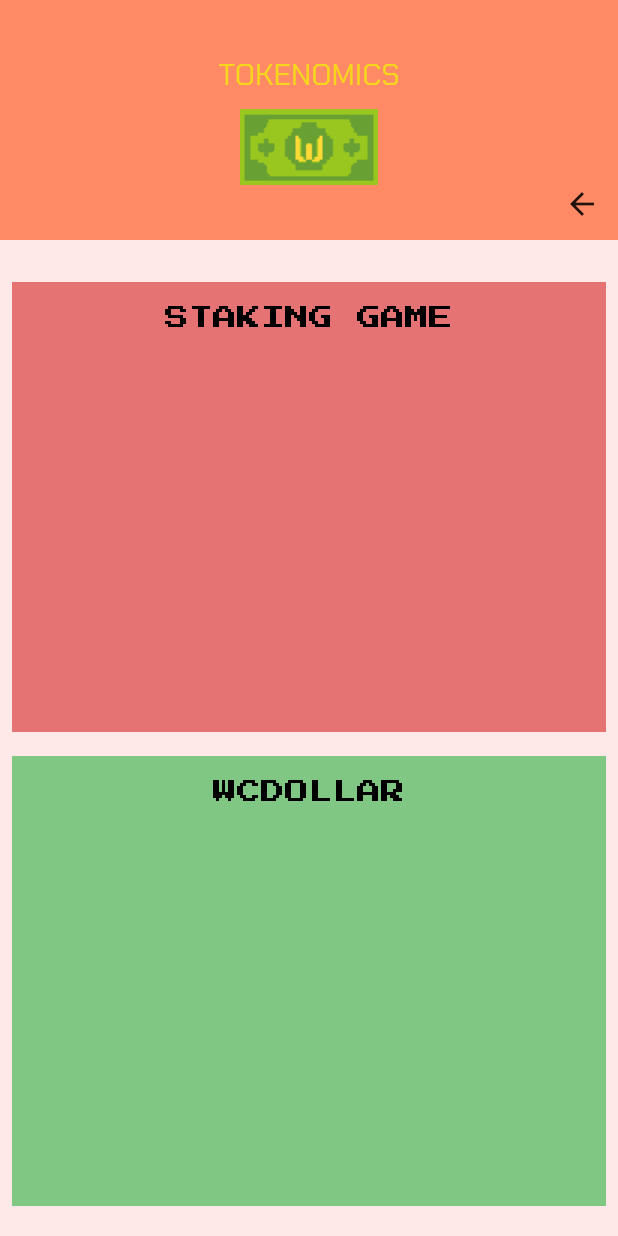
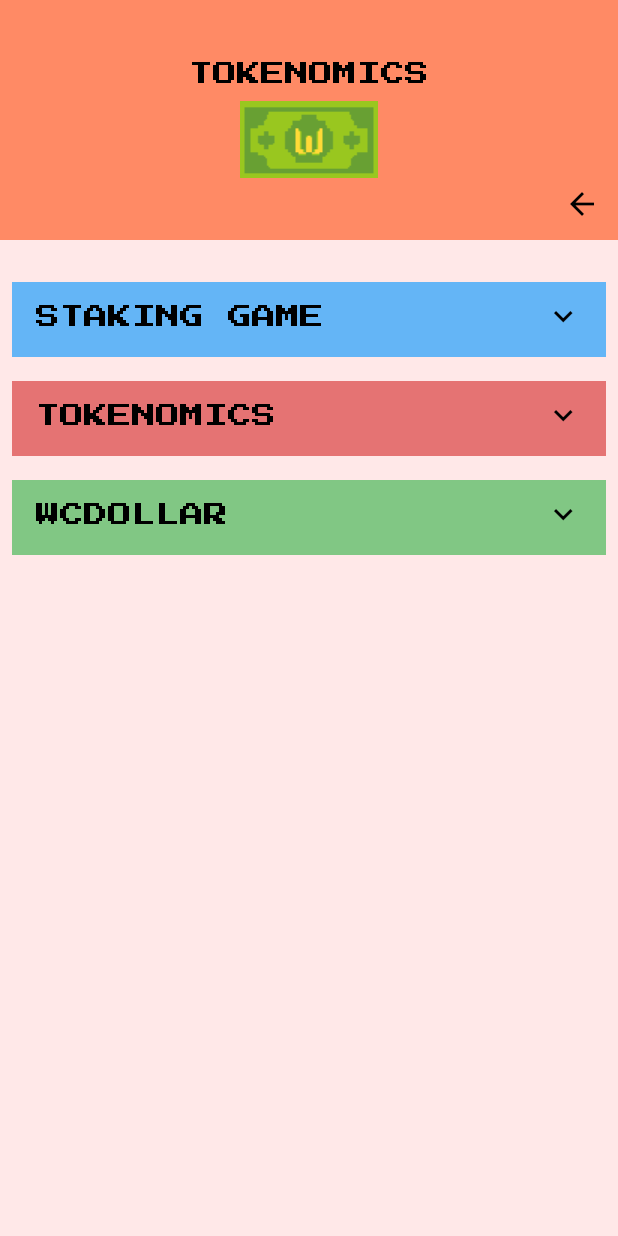
Before and after one commit to akovalyo/wcdonalds_app, a Flutter app: the TokenomicsPage screen opened by its route, on a phone screen of 412 x 824 dp. Run offline on Flutter 3.47's test engine with Material 2 defaults, Android fonts, the phone set to English and light mode, and no system bars; our stand-ins replace go_router, google_fonts, package_info_plus, shared_preferences, transparent_image, webview_flutter; accounts and stored records are empty; network calls fail.

Commit message:
Add ExpandableContainer

```diff
--- a/lib/pages/headers/hero_header.dart
+++ b/lib/pages/headers/hero_header.dart
@@ -35,7 +35,10 @@ class HeroHeader extends StatelessWidget {
                     ? Align(
                         alignment: Alignment.bottomRight,
                         child: IconButton(
-                          icon: const Icon(Icons.arrow_back),
+                          icon: const Icon(
+                            Icons.arrow_back,
+                            color: Colors.black,
+                          ),
                           onPressed: onTap,
                         ),
                       )
@@ -45,7 +48,11 @@ class HeroHeader extends StatelessWidget {
                   children: [
                     Text(title,
                         style: TextStyle(
-                          color: Theme.of(context).colorScheme.secondary,
+                          fontFamily:
+                              Theme.of(context).textTheme.headline4?.fontFamily,
+                          fontSize:
+                              Theme.of(context).textTheme.headline4?.fontSize,
+                          color: Colors.black,
                         )),
                     const SizedBox(height: 10),
                     Image(
--- a/lib/pages/tokenomics_page.dart
+++ b/lib/pages/tokenomics_page.dart
@@ -6,6 +6,8 @@ import '../widgets/wc_drawer.dart';
 import 'headers/hero_header.dart';
 import '../navigation/routes.dart';
 import '../widgets/wc_bar.dart';
+import 'widgets/expandable_container.dart';
+import 'widgets/tokenomics_title_widget.dart';
 
 class TokenomicsPage extends StatelessWidget {
   const TokenomicsPage({Key? key}) : super(key: key);
@@ -40,42 +42,40 @@ class TokenomicsPage extends StatelessWidget {
                 children: [
                   Column(
                     mainAxisAlignment: MainAxisAlignment.center,
-                    children: [
-                      const SizedBox(
+                    children: const [
+                      SizedBox(
                         height: 20,
                       ),
                       Padding(
-                        padding: const EdgeInsets.all(8.0),
-                        child: Container(
-                          width: 400,
-                          height: 300,
-                          color: Colors.red[300],
-                          padding: const EdgeInsets.all(16),
-                          child: Column(
-                            children: [
-                              Text(
-                                'STAKING GAME',
-                                style: Theme.of(context).textTheme.headline3,
-                              ),
-                            ],
-                          ),
+                        padding: EdgeInsets.all(8.0),
+                        child: ExpandableContainer(
+                          titleWidget:
+                              TokenomicsTitleWidget(title: 'STAKING GAME'),
+                          expandedHeight: 500,
+                          color: Color(0xFF64B5F6),
+                          child: Text(
+                              'jhdsfjghkdfjshgkj fkjkjk kjdfkgjsdkf jdkg jkdjgskdjfgk jkdfj kgjhfjhgkjhkhf ujkjb'),
                         ),
                       ),
                       Padding(
-                        padding: const EdgeInsets.all(8.0),
-                        child: Container(
-                          width: 400,
-                          height: 300,
-                          color: Colors.green[300],
-                          padding: const EdgeInsets.all(16),
-                          child: Column(
-                            children: [
-                              Text(
-                                'WCDOLLAR',
-                                style: Theme.of(context).textTheme.headline3,
-                              ),
-                            ],
-                          ),
+                        padding: EdgeInsets.all(8.0),
+                        child: ExpandableContainer(
+                          titleWidget:
+                              TokenomicsTitleWidget(title: 'TOKENOMICS'),
+                          expandedHeight: 300,
+                          color: Color(0xFFE57373),
+                          child: Text(
+                              'jhdsfjghkdfjshgkj fkjkjk kjdfkgjsdkf jdkg jkdjgskdjfgk jkdfj kgjhfjhgkjhkhf ujkjb'),
+                        ),
+                      ),
+                      Padding(
+                        padding: EdgeInsets.all(8.0),
+                        child: ExpandableContainer(
+                          titleWidget: TokenomicsTitleWidget(title: 'WCDOLLAR'),
+                          expandedHeight: 300,
+                          color: Color(0xFF81C784),
+                          child: Text(
+                              'jhdsfjghkdfjshgkj fkjkjk kjdfkgjsdkf jdkg jkdjgskdjfgk jkdfj kgjhfjhgkjhkhf ujkjb'),
                         ),
                       ),
                     ],
--- /dev/null
+++ b/lib/pages/widgets/expandable_container.dart
@@ -0,0 +1,137 @@
+import 'dart:math' as math;
+import 'package:flutter/material.dart';
+
+class ExpandableContainer extends StatefulWidget {
+  final Widget titleWidget;
+  final double collapsedHeight;
+  final double expandedHeight;
+  final double width;
+  final Color color;
+  final Widget child;
+
+  const ExpandableContainer({
+    Key? key,
+    required this.titleWidget,
+    this.collapsedHeight = 50,
+    required this.expandedHeight,
+    this.width = 400,
+    required this.color,
+    required this.child,
+  }) : super(key: key);
+
+  @override
+  _ExpandableContainerState createState() => _ExpandableContainerState();
+}
+
+class _ExpandableContainerState extends State<ExpandableContainer>
+    with SingleTickerProviderStateMixin {
+  bool _isExpanded = false;
+  late AnimationController _controller;
+  late Animation _sizeAnimation;
+  late Animation _opacityAnimation;
+  late Animation _arrowAnimation;
+
+  @override
+  void initState() {
+    _controller = AnimationController(
+      vsync: this,
+      duration: const Duration(milliseconds: 700),
+    );
+
+    //Animation params of the container, changes the size of the container
+    _sizeAnimation =
+        Tween<double>(begin: widget.collapsedHeight, end: widget.expandedHeight)
+            .animate(CurvedAnimation(
+      parent: _controller,
+      curve: const Interval(0.0, 0.3, curve: Curves.fastOutSlowIn),
+    ));
+
+    //Animation params of the child widget, changes opacity of the child widget
+    _opacityAnimation = Tween<double>(begin: 0, end: 1).animate(CurvedAnimation(
+      parent: _controller,
+      curve: const Interval(0.3, 0.45, curve: Curves.linear),
+    ));
+
+    //Animation params of the arrow, rotates arrow 180 degrees
+    _arrowAnimation = Tween(begin: 0.0, end: 180.0).animate(CurvedAnimation(
+      parent: _controller,
+      curve: const Interval(0.0, 0.45, curve: Curves.fastOutSlowIn),
+    ));
+
+    _controller.addStatusListener((status) {
+      if (status == AnimationStatus.completed) {
+        setState(() {
+          _isExpanded = true;
+        });
+      } else if (status == AnimationStatus.reverse) {
+        setState(() {
+          _isExpanded = false;
+        });
+      }
+    });
+
+    super.initState();
+  }
+
+  @override
+  void dispose() {
+    _controller.dispose();
+    super.dispose();
+  }
+
+  @override
+  Widget build(BuildContext context) {
+    return InkWell(
+      onTap: () {
+        if (_isExpanded) {
+          _controller.reverse();
+        } else {
+          _controller.forward();
+        }
+      },
+      child: AnimatedBuilder(
+        animation: _controller,
+        builder: (BuildContext context, _) {
+          return Container(
+            padding: const EdgeInsets.symmetric(
+              horizontal: 16.0,
+              vertical: 10,
+            ),
+            width: widget.width,
+            height: _sizeAnimation.value,
+            color: widget.color,
+            child: Column(
+              children: [
+                Row(
+                    mainAxisAlignment: MainAxisAlignment.spaceBetween,
+                    crossAxisAlignment: CrossAxisAlignment.center,
+                    children: [
+                      widget.titleWidget,
+                      Transform.rotate(
+                        angle: (_arrowAnimation.value * math.pi / 180),
+                        child: const Padding(
+                          padding: EdgeInsets.only(bottom: 2.0),
+                          child: Icon(
+                            Icons.keyboard_arrow_down,
+                            color: Colors.black,
+                            size: 25,
+                          ),
+                        ),
+                      )
+                    ]),
+                _sizeAnimation.value == widget.expandedHeight
+                    ? Padding(
+                        padding: const EdgeInsets.only(top: 10.0),
+                        child: Opacity(
+                            opacity: _opacityAnimation.value,
+                            child: widget.child),
+                      )
+                    : Container(),
+              ],
+            ),
+          );
+        },
+      ),
+    );
+  }
+}
--- /dev/null
+++ b/lib/pages/widgets/tokenomics_title_widget.dart
@@ -0,0 +1,21 @@
+import 'package:flutter/material.dart';
+
+class TokenomicsTitleWidget extends StatelessWidget {
+  final String title;
+
+  const TokenomicsTitleWidget({
+    Key? key,
+    required this.title,
+  }) : super(key: key);
+
+  @override
+  Widget build(BuildContext context) {
+    return Text(
+      title,
+      style: TextStyle(
+          fontFamily: Theme.of(context).textTheme.headline4?.fontFamily,
+          fontSize: Theme.of(context).textTheme.headline4?.fontSize,
+          color: Colors.black),
+    );
+  }
+}
--- a/lib/tabs/workers_tab.dart
+++ b/lib/tabs/workers_tab.dart
@@ -68,7 +68,6 @@ class _WorkersTabState extends State<WorkersTab> {
     return InkWell(
       overlayColor: MaterialStateProperty.all(Colors.transparent),
       onTap: () {
-        // FocusScope.of(context).unfocus();
         final FocusScopeNode currentScope = FocusScope.of(context);
         if (!currentScope.hasPrimaryFocus && currentScope.hasFocus) {
           FocusManager.instance.primaryFocus?.unfocus();
@@ -81,7 +80,7 @@ class _WorkersTabState extends State<WorkersTab> {
           ),
           Center(
             child: Text('Workers Database',
-                style: Theme.of(context).textTheme.headline3),
+                style: Theme.of(context).textTheme.headline4),
           ),
           const SizedBox(
             height: 20,
@@ -202,7 +201,7 @@ class _WorkersTabState extends State<WorkersTab> {
                     Center(
                       child: Text('Wcdonalds Worker #${_workerNft.id}',
                           textAlign: TextAlign.center,
-                          style: Theme.of(context).textTheme.headline3),
+                          style: Theme.of(context).textTheme.headline4),
                     ),
                     const SizedBox(
                       height: 10,
--- a/lib/theme/theme.dart
+++ b/lib/theme/theme.dart
@@ -19,15 +19,15 @@ class AppTheme {
       color: ThemeColors.textL,
     ),
     headline2: GoogleFonts.pressStart2p(
-      fontSize: 21.0,
+      fontSize: 26.0,
       color: ThemeColors.textL,
     ),
     headline3: GoogleFonts.pressStart2p(
-      fontSize: 16.0,
+      fontSize: 20.0,
       color: ThemeColors.textL,
     ),
-    headline6: GoogleFonts.pressStart2p(
-      fontSize: 20.0,
+    headline4: GoogleFonts.pressStart2p(
+      fontSize: 16.0,
       color: ThemeColors.textL,
     ),
   );
@@ -46,15 +46,15 @@ class AppTheme {
       color: ThemeColors.textD,
     ),
     headline2: GoogleFonts.pressStart2p(
-      fontSize: 21.0,
+      fontSize: 26.0,
       color: ThemeColors.textD,
     ),
     headline3: GoogleFonts.pressStart2p(
-      fontSize: 16.0,
+      fontSize: 20.0,
       color: ThemeColors.textD,
     ),
-    headline6: GoogleFonts.pressStart2p(
-      fontSize: 20.0,
+    headline4: GoogleFonts.pressStart2p(
+      fontSize: 16.0,
       color: ThemeColors.textD,
     ),
   );
```
